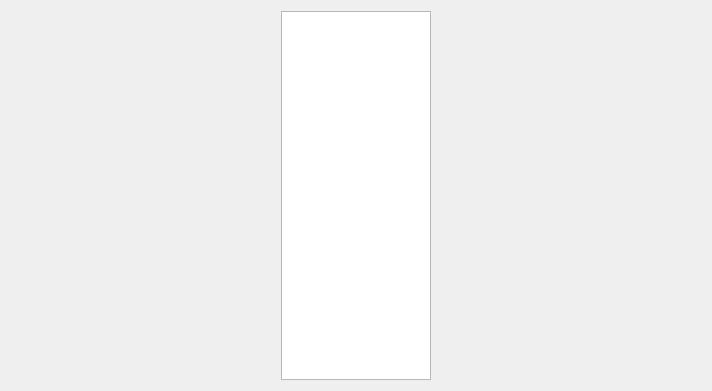
519984307/Container_Multiple_Channels_20200522, file Main/Camera_Test/camera_test_form.ui: the form before one commit.
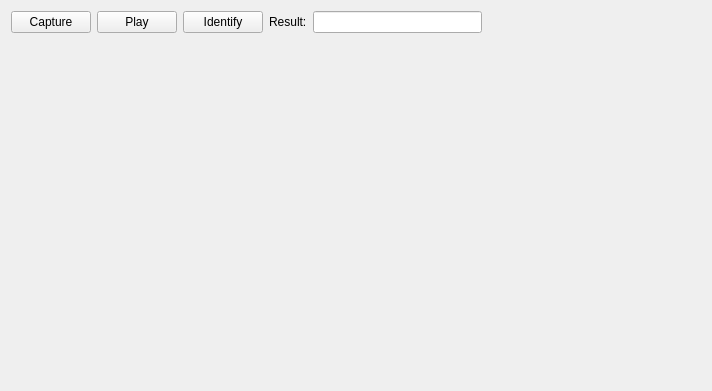
The form after the commit.

Diff of the .ui file:
```diff
--- a/Main/Camera_Test/camera_test_form.ui
+++ b/Main/Camera_Test/camera_test_form.ui
@@ -15,17 +15,66 @@
   </property>
   <layout class="QGridLayout" name="gridLayout_2">
    <item row="0" column="0">
-    <widget class="QListView" name="listView">
-     <property name="maximumSize">
+    <widget class="QPushButton" name="pushButton">
+     <property name="text">
+      <string>Capture</string>
+     </property>
+    </widget>
+   </item>
+   <item row="0" column="1">
+    <widget class="QPushButton" name="pushButton_2">
+     <property name="text">
+      <string>Play</string>
+     </property>
+    </widget>
+   </item>
+   <item row="0" column="2">
+    <widget class="QPushButton" name="pushButton_3">
+     <property name="text">
+      <string>Identify</string>
+     </property>
+    </widget>
+   </item>
+   <item row="0" column="3">
+    <layout class="QHBoxLayout" name="horizontalLayout">
+     <item>
+      <widget class="QLabel" name="label_2">
+       <property name="text">
+        <string>Result:</string>
+       </property>
+      </widget>
+     </item>
+     <item>
+      <widget class="QLineEdit" name="lineEdit"/>
+     </item>
+    </layout>
+   </item>
+   <item row="0" column="4">
+    <spacer name="horizontalSpacer">
+     <property name="orientation">
+      <enum>Qt::Horizontal</enum>
+     </property>
+     <property name="sizeHint" stdset="0">
       <size>
-       <width>150</width>
-       <height>16777215</height>
+       <width>209</width>
+       <height>20</height>
       </size>
      </property>
-    </widget>
+    </spacer>
    </item>
-   <item row="0" column="1">
-    <layout class="QGridLayout" name="gridLayout"/>
+   <item row="1" column="0" colspan="5">
+    <layout class="QGridLayout" name="gridLayout">
+     <item row="0" column="0">
+      <widget class="QLabel" name="label">
+       <property name="text">
+        <string/>
+       </property>
+       <property name="scaledContents">
+        <bool>true</bool>
+       </property>
+      </widget>
+     </item>
+    </layout>
    </item>
   </layout>
  </widget>
```
